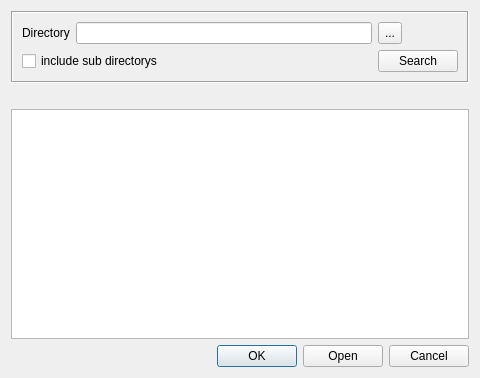
Qt form ui/SearchPkcs11.ui (chris2511/xca) before a commit.
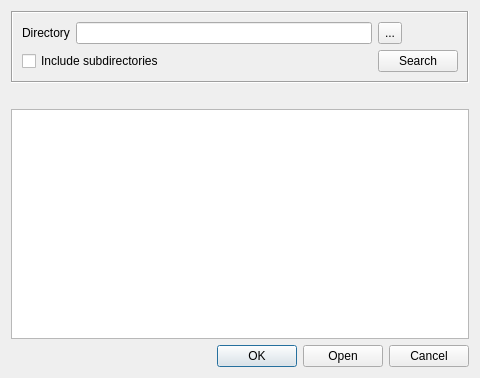
The same form after that commit.

```diff
--- a/ui/SearchPkcs11.ui
+++ b/ui/SearchPkcs11.ui
@@ -61,7 +61,7 @@
       <item row="1" column="0" colspan="2">
        <widget class="QCheckBox" name="subdirs">
         <property name="text">
-         <string>include sub directorys</string>
+         <string>Include subdirectories</string>
         </property>
        </widget>
       </item>
```
